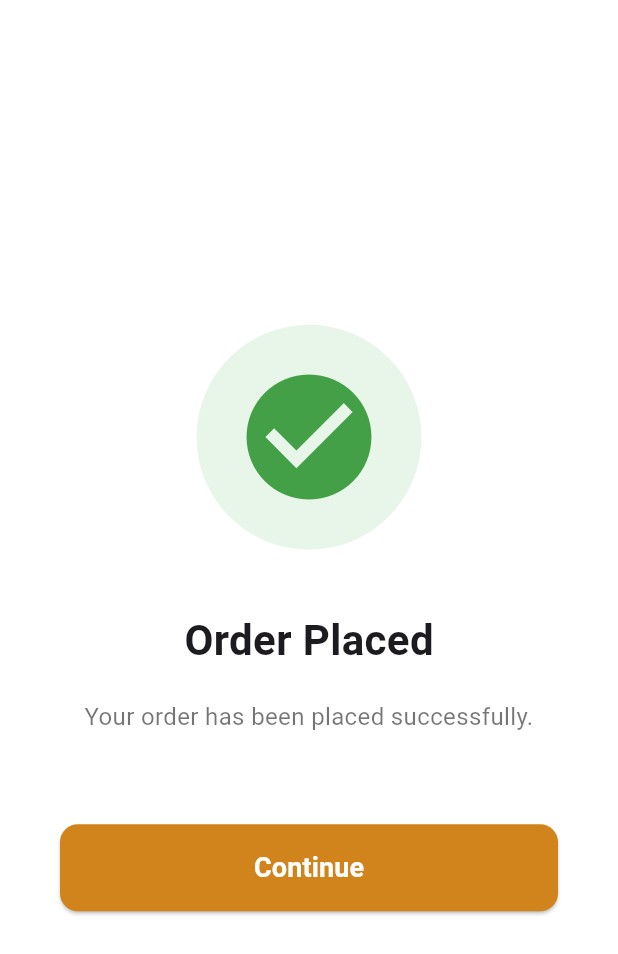
After one commit to moizbhatti112/stitchmate, a Flutter app: the PaymentSuccessScreen screen opened directly, on a phone screen of 412 x 824 dp. The commit adds this screen. Shown: the top 954 px of the screen. Run offline on Flutter 3.47's test engine with Material 3 defaults, Android fonts, the phone set to English and light mode, and no system bars; our stand-ins replace cached_network_image, connectivity_plus, dash_chat_2, dio, flutter_svg, font_awesome_flutter and 7 more; missing offline and left inert: flutter_stripe; accounts and stored records are empty; Roboto replaces fonts that are missing (HelveticaNeueMedium); project files that could hold a hidden picture were left out.

Commit message:
ordercomplete

```diff
--- a/lib/core/constants/api_key.dart
+++ b/lib/core/constants/api_key.dart
@@ -1 +1 @@
-const String googleApiKey = "Your_G Map API Key"; // Replace with your actual Google Maps API key
+const String googleApiKey = "AIzaSyCCbMZaTMW6Nobgk4KnbriZ5UUK1a7df8o";
--- a/lib/core/constants/gemini_api.dart
+++ b/lib/core/constants/gemini_api.dart
@@ -1,3 +1,3 @@
 const String geminiapikey =
-    "Your Gemini key";
+    "AIzaSyAaDdLQ7vvT30Y6c0q-je340jybUCIxVvU";
 // gemini-2.0-flash
--- a/lib/core/constants/stripe_keys.dart
+++ b/lib/core/constants/stripe_keys.dart
@@ -1,6 +1,6 @@
 
 
 const String stripePublishableKey =
-    " Replace with your actual  key";
+    "pk_test_51RN8U1LzEyfnTKfWXRn8UqTlTbT1aV6tz4P9eRZHzR1B999n4gBRUdRts6gNmFPMeVIr69emHwgsh3MSlXKN1VIo00E5Ejy1FR";
 const String stripeSecretKey =
-    "Your_Secret_Key"; // Replace with your actual secret key
+    "sk_test_51RN8U1LzEyfnTKfWP7o2NVKT5CS5WfZpcUtskgkTaXjzlHUMwIWpvTf4a0BX9uZzQbR4w5lVAYTKHyOPyy4O3tPa0094BUz3XS"; // Replace with your actual secret key
--- /dev/null
+++ b/lib/features/home/ground_transport/payment/views/payment_success.dart
@@ -0,0 +1,88 @@
+import 'package:flutter/material.dart';
+import 'package:stitchmate/core/constants/colors.dart';
+
+class PaymentSuccessScreen extends StatelessWidget {
+  const PaymentSuccessScreen({super.key});
+
+  @override
+  Widget build(BuildContext context) {
+    return PopScope(
+      canPop: false,
+      onPopInvokedWithResult: (bool didPop, dynamic result) => _handlePop(context, didPop),
+      child: Scaffold(
+        backgroundColor: bgColor,
+        body: SafeArea(
+          child: Center(
+            child: Column(
+              mainAxisAlignment: MainAxisAlignment.center,
+              children: [
+                Container(
+                  padding: const EdgeInsets.all(25),
+                  decoration: BoxDecoration(
+                    color: Colors.green[50],
+                    shape: BoxShape.circle,
+                  ),
+                  child: Icon(
+                    Icons.check_circle,
+                    size: 100,
+                    color: Colors.green[600],
+                  ),
+                ),
+                const SizedBox(height: 40),
+                const Text(
+                  'Order Placed',
+                  style: TextStyle(
+                    fontSize: 28,
+                    fontWeight: FontWeight.bold,
+                  ),
+                ),
+                const SizedBox(height: 20),
+                const Text(
+                  'Your order has been placed successfully.',
+                  style: TextStyle(
+                    fontSize: 16,
+                    color: Colors.black54,
+                  ),
+                  textAlign: TextAlign.center,
+                ),
+                const SizedBox(height: 60),
+                Padding(
+                  padding: const EdgeInsets.symmetric(horizontal: 40),
+                  child: ElevatedButton(
+                    onPressed: () {
+                      Navigator.of(context).popUntil((route) => route.isFirst);
+                    },
+                    style: ElevatedButton.styleFrom(
+                      padding: const EdgeInsets.symmetric(vertical: 16),
+                      shape: RoundedRectangleBorder(
+                        borderRadius: BorderRadius.circular(12),
+                      ),
+                      backgroundColor: primaryColor,
+                    ),
+                    child: const Center(
+                      child: Text(
+                        'Continue',
+                        style: TextStyle(
+                          fontSize: 18,
+                          fontWeight: FontWeight.bold,
+                          color: white,
+                        ),
+                      ),
+                    ),
+                  ),
+                ),
+              ],
+            ),
+          ),
+        ),
+      ),
+    );
+  }
+
+  Future<bool> _handlePop(BuildContext context, bool didPop) async {
+    if (!didPop) {
+      Navigator.of(context).popUntil((route) => route.isFirst);
+    }
+    return false;
+  }
+}
--- a/lib/features/home/ground_transport/viewmodels/location_service.dart
+++ b/lib/features/home/ground_transport/viewmodels/location_service.dart
@@ -64,10 +64,10 @@ int get calculatedPrice => _calculatedPrice;
 
     // Calculate price at Rs 25 per km
     // Round up to the nearest integer
-    int basePrice = (distanceKm * 25).ceil();
+    int basePrice = (distanceKm * 50).ceil();
 
     // Ensure minimum price is 25 rupees
-    return basePrice < 25 ? 25 : basePrice;
+    return basePrice < 50 ? 50 : basePrice;
   }
   ///////////////////////////////////////////////////////////////////////////////////////////////
 Future<void> getRoutePolyline(LatLng pickup, LatLng dropoff) async {
--- a/lib/features/home/ground_transport/views/booking_confirmation.dart
+++ b/lib/features/home/ground_transport/views/booking_confirmation.dart
@@ -9,7 +9,7 @@ import 'package:stitchmate/features/home/ground_transport/viewmodels/location_se
 import 'package:stitchmate/features/home/ground_transport/viewmodels/route_provider.dart';
 import 'package:provider/provider.dart';
 import 'package:shimmer/shimmer.dart';
-import 'package:stitchmate/features/home/plane_transport/payment/views/payment_selection.dart';
+import 'package:stitchmate/features/home/ground_transport/payment/views/payment_selection.dart';
 
 class BookingConfirmation extends StatefulWidget {
   const BookingConfirmation({super.key});
--- a/lib/features/home/my_itinerary/views/my_itinerary.dart
+++ b/lib/features/home/my_itinerary/views/my_itinerary.dart
@@ -15,8 +15,7 @@ class MyItinerary extends StatelessWidget {
       },
       child: Scaffold(
         backgroundColor: bgColor,
-        body: const Center(child: TextField()),
-
+        body: const Center(child: Text("Itinerary Screen")),
       ),
     );
   }
--- a/lib/features/home/plane_transport/views/booking_confirmation.dart
+++ b/lib/features/home/plane_transport/views/booking_confirmation.dart
@@ -172,7 +172,7 @@ class _PlaneBookingConfirmationState extends State<PlaneBookingConfirmation> {
     String routeEstimationText = "Calculating route...";
     if (_locationService.estimatedDistance.isNotEmpty &&
         _locationService.estimatedDuration.isNotEmpty) {
-      routeEstimationText = "Estimated route: ${_locationService.estimatedDuration} | ${_locationService.estimatedDistance}";
+      routeEstimationText = "Estimated route: ${_locationService.estimatedDuration} ";
     }
 
     return Scaffold(
```
Also changed, not shown: lib/features/home/ground_transport/payment/services/stripe_service.dart (+52 -11 lines), lib/features/home/ground_transport/payment/views/payment_selection.dart (+42 -26 lines), lib/features/home/ground_transport/views/booking_form.dart (+36 -37 lines), lib/features/home/jet_service/views/jet_booking.dart (deleted, +0 -28 lines), lib/features/home/my_itinerary/viewmodels/itinerary_provider.dart (added, +48 -0 lines), lib/features/home/plane_transport/payment/services/stripe_service.dart (+12 -6 lines), lib/features/home/plane_transport/payment/views/payment_selection.dart (+43 -29 lines), lib/features/profile/viewmodels/profile_image_notifier.dart (+9 -3 lines), lib/features/home/plane_transport/viewmodels/booking_provider.dart (line endings or trailing spaces), lib/main.dart (line endings or trailing spaces).
